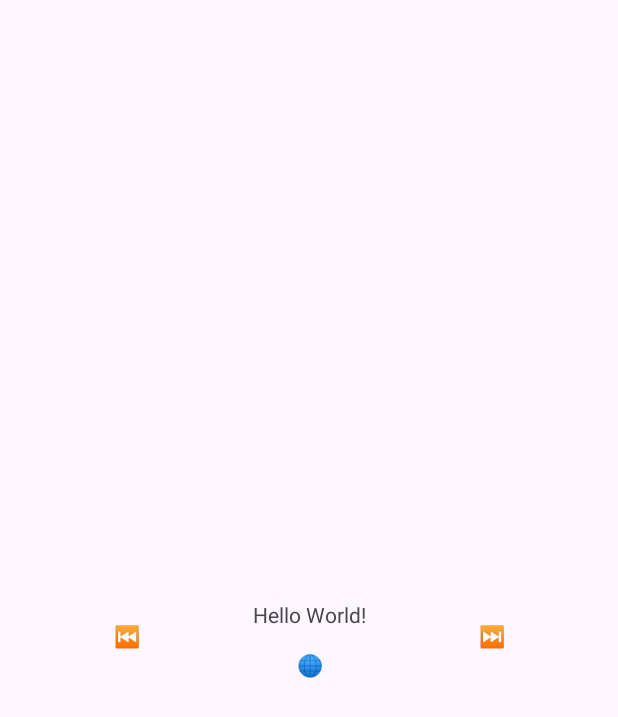
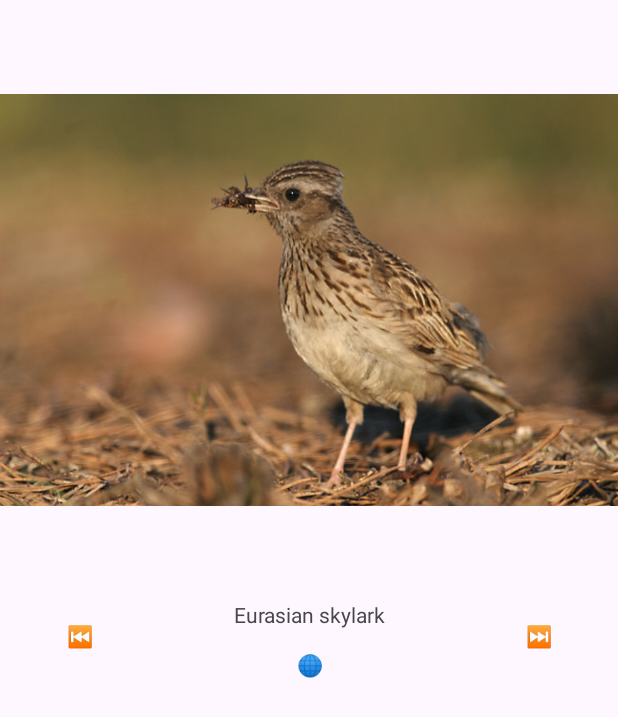
Before and after one commit to EldarKurbanov/ListOfBirds, an Android app: the screen it shows after launch (MainActivity), on a phone screen of 412 x 824 dp. Shown: the top 717 px of the screen. Run offline under Robolectric (Android 15) with nearby library versions, the phone set to English and light mode, and no system bars.

Commit message:
birds are switching

```diff
--- /dev/null
+++ b/app/src/main/java/com/example/listofbirds/Bird.java
@@ -0,0 +1,13 @@
+package com.example.listofbirds;
+
+public class Bird {
+    String name, url, sound;
+    int image;
+
+    public Bird(String name, String url, String sound, int image) {
+        this.name = name;
+        this.url = url;
+        this.sound = sound;
+        this.image = image;
+    }
+}
--- a/app/src/main/java/com/example/listofbirds/MainActivity.java
+++ b/app/src/main/java/com/example/listofbirds/MainActivity.java
@@ -1,15 +1,85 @@
 package com.example.listofbirds;
 
+import androidx.annotation.NonNull;
 import androidx.appcompat.app.AppCompatActivity;
 
+import android.content.Context;
+import android.content.Intent;
+import android.content.res.Resources;
+import android.content.res.TypedArray;
+import android.net.Uri;
 import android.os.Bundle;
+import android.view.View;
 import android.widget.Button;
+import android.widget.ImageView;
+import android.widget.TextView;
 
 public class MainActivity extends AppCompatActivity {
+
+    ImageView birdPicture;
+    TextView birdName;
+
+    static int currentBird = 0;
+    Bird[] birds;
 
     @Override
     protected void onCreate(Bundle savedInstanceState) {
         super.onCreate(savedInstanceState);
         setContentView(R.layout.activity_main);
+
+        birds = loadBirds();
+
+        birdPicture = findViewById(R.id.bird_image);
+        birdName = findViewById(R.id.bird_name);
+
+        updateBird();
+    }
+
+    public void onPictureClick(View view) {
+
+    }
+
+    public void onPreviousClick(View view) {
+        currentBird--;
+        updateBird();
+    }
+
+    public void onNextClick(View view) {
+        currentBird++;
+        updateBird();
+    }
+
+    public void onHelpClick(View view) {
+        String url = birds[currentBird % birds.length].url;
+
+        Intent i = new Intent(Intent.ACTION_VIEW);
+        i.setData(Uri.parse(url));
+        startActivity(i);
+    }
+
+    void updateBird() {
+        birdName.setText(birds[currentBird % birds.length].name);
+        birdPicture.setImageResource(birds[currentBird % birds.length].image);
+    }
+
+    Bird[] loadBirds() {
+        if (birds != null) {
+            return birds;
+        }
+
+        String[] birdsNames = getResources().getStringArray(R.array.birds_names);
+        TypedArray birdsPictures = getResources().obtainTypedArray(R.array.birds_images);
+
+        String[] birdsURLs = getResources().getStringArray(R.array.birds_urls);
+
+        birds = new Bird[birdsNames.length];
+
+        for (int i = 0; i < birds.length; i++) {
+            birds[i] = new Bird(birdsNames[i], birdsURLs[i], null, birdsPictures.getResourceId(i, 0));
+        }
+
+        birdsPictures.recycle();
+
+        return birds;
     }
 }
--- a/app/src/main/res/layout/activity_main.xml
+++ b/app/src/main/res/layout/activity_main.xml
@@ -16,6 +16,8 @@
             android:layout_width="wrap_content"
             android:layout_height="400dp"
             android:contentDescription="@string/bird_image_description"
+            android:minWidth="48dp"
+            android:onClick="onPictureClick"
             app:layout_constraintEnd_toEndOf="parent"
             app:layout_constraintStart_toStartOf="parent"
             app:layout_constraintTop_toTopOf="parent"
@@ -23,9 +25,10 @@
 
         <TextView
             android:id="@+id/bird_name"
-            android:layout_width="wrap_content"
+            android:layout_width="200dp"
             android:layout_height="wrap_content"
             android:text="Hello World!"
+            android:textAlignment="center"
             app:layout_constraintEnd_toEndOf="parent"
             app:layout_constraintStart_toStartOf="parent"
             app:layout_constraintTop_toBottomOf="@+id/bird_image" />
@@ -35,6 +38,7 @@
             android:layout_width="wrap_content"
             android:layout_height="wrap_content"
             android:background="?android:attr/selectableItemBackground"
+            android:onClick="onPreviousClick"
             android:text="@string/button_previous"
             android:textColor="#424242"
             app:layout_constraintEnd_toStartOf="@+id/bird_name"
@@ -46,6 +50,7 @@
             android:layout_width="wrap_content"
             android:layout_height="wrap_content"
             android:background="?android:attr/selectableItemBackground"
+            android:onClick="onNextClick"
             android:text="@string/button_next"
             android:textColor="#424242"
             app:layout_constraintEnd_toEndOf="parent"
@@ -57,6 +62,7 @@
             android:layout_width="wrap_content"
             android:layout_height="wrap_content"
             android:background="?android:attr/selectableItemBackground"
+            android:onClick="onHelpClick"
             android:text="@string/button_help"
             android:textColor="#0277BD"
             app:layout_constraintBottom_toBottomOf="parent"
```
